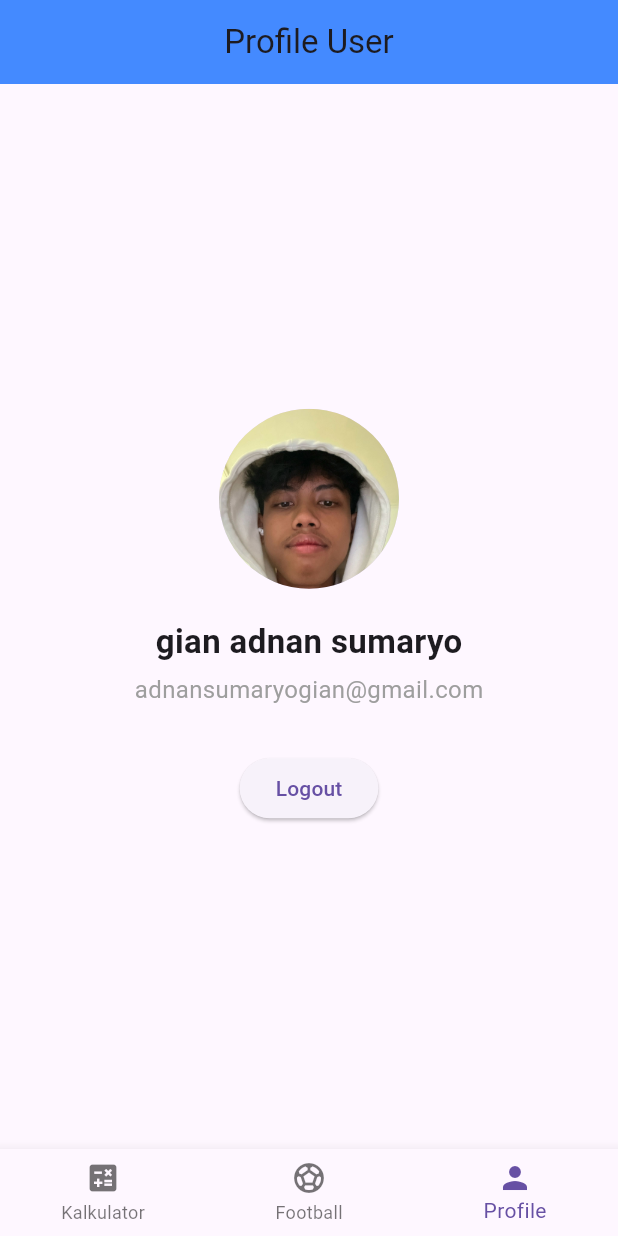
After one commit to Adnan-k1/flutter_pertama, a Flutter app: the HomePage screen opened directly, item 3 of the bottom bar chosen, on a phone screen of 412 x 824 dp. The commit adds this screen. Run offline on Flutter 3.47's test engine with Material 3 defaults, Android fonts, the phone set to English and light mode, and no system bars; our stand-ins replace get; network calls fail.

Commit message:
Final GetX route pakai argument + BottomNavigation 3 tab (Calculator, Football, Profile) [19-08-2025]

```diff
--- a/lib/Home.dart
+++ b/lib/Home.dart
@@ -1,49 +1,50 @@
+import 'package:flutter/material.dart';
+import 'package:get/get.dart';
+import 'package:flutter_pertama/pages/calculatorpage.dart';
+import 'package:flutter_pertama/pages/football_page.dart';
+import 'pages/profile_page.dart';
 
 
-import 'package:flutter/material.dart';
-import 'package:flutter_pertama/kalkulator.dart';
 
-class HomePage extends StatefulWidget {
-  const HomePage({super.key});
 
-  @override
-  State<HomePage> createState() => _HomePageState();
+
+class HomeController extends GetxController {
+  var currentIndex = 0.obs;
+
+  final pages = [
+    CalculatorPage(),
+    FootballPage(),
+    ProfilePage()
+  ];
 }
 
-class _HomePageState extends State<HomePage> {
-  void handlekalkulator() {
-    Navigator.push(
-      context,
-      MaterialPageRoute(builder: (context) => const Kalkulator()),
-    );
-  }
+class HomePage extends StatelessWidget {
+  HomePage({super.key});
+
+  final HomeController controller = Get.put(HomeController());
 
   @override
   Widget build(BuildContext context) {
-    return Scaffold(
-      appBar: AppBar(title: Text("Login Page")),
-      body: Container(
-        margin: EdgeInsets.all(10),
-        child: Column(
-          crossAxisAlignment: CrossAxisAlignment.start,
-          children: [
-            Center(child: Image.asset('asset/image/logo.jpg', width: 200)),
-            Center(
-              child: Text(
-                "Welcome to kalkulator",
-                style: TextStyle(
-                  fontSize: 20,
-                  color: Colors.blueGrey,
-                  fontWeight: FontWeight.bold,
-                ),
-              ),
+    return Obx(
+      () => Scaffold(
+        body: controller.pages[controller.currentIndex.value],
+        bottomNavigationBar: BottomNavigationBar(
+          currentIndex: controller.currentIndex.value,
+          onTap: (index) {
+            controller.currentIndex.value = index;
+          },
+          items: const [
+            BottomNavigationBarItem(
+              icon: Icon(Icons.calculate),
+              label: "Kalkulator",
             ),
-            SizedBox(height: 20),
-            Center(
-              child: ElevatedButton(
-                onPressed: handlekalkulator,
-                child: Text("Pindah ke Kalkulator"),
-              ),
+            BottomNavigationBarItem(
+              icon: Icon(Icons.sports_soccer),
+              label: "Football",
+            ),
+            BottomNavigationBarItem(
+              icon: Icon(Icons.person),
+              label: "Profile",
             ),
           ],
         ),
--- a/lib/pages/football_edit_page.dart
+++ b/lib/pages/football_edit_page.dart
@@ -3,8 +3,7 @@ import 'package:flutter_pertama/controller/football_controller.dart';
 import 'package:get/get.dart';
 
 class EditPlayerPage extends StatelessWidget {
-  final int index;
-  EditPlayerPage({super.key, required this.index});
+  EditPlayerPage({super.key});
 
   final FootballController footballController = Get.find();
 
@@ -15,6 +14,8 @@ class EditPlayerPage extends StatelessWidget {
 
   @override
   Widget build(BuildContext context) {
+    final int index = Get.arguments as int;
+
     final player = footballController.players[index];
     nameController.text = player.name;
     positionController.text = player.position;
--- /dev/null
+++ b/lib/pages/profile_page.dart
@@ -0,0 +1,47 @@
+import 'package:flutter/material.dart';
+import 'package:flutter_pertama/login.dart';
+import 'package:get/get.dart';
+import 'package:flutter_pertama/login.dart';
+
+class ProfilePage extends StatelessWidget {
+  const ProfilePage({super.key});
+
+  @override
+  Widget build(BuildContext context) {
+    return Scaffold(
+      appBar: AppBar(
+        title: const Text("Profile User"),
+        centerTitle: true,
+        backgroundColor: Colors.blueAccent,
+      ),
+      body: Center(
+        child: Column(
+          mainAxisAlignment: MainAxisAlignment.center,
+          children: [
+            CircleAvatar(
+              radius: 60,
+              backgroundImage: AssetImage("asset/image/image.png"),
+            ),
+            const SizedBox(height: 20),
+            const Text(
+              "gian adnan sumaryo",
+              style: TextStyle(fontSize: 22, fontWeight: FontWeight.bold),
+            ),
+            const SizedBox(height: 5),
+            const Text(
+              "adnansumaryogian@gmail.com",
+              style: TextStyle(fontSize: 16, color: Colors.grey),
+            ),
+            const SizedBox(height: 30),
+            ElevatedButton(
+              onPressed: () {
+                Get.offAll(() => const LoginPage());
+              },
+              child: const Text("Logout"),
+            ),
+          ],
+        ),
+      ),
+    );
+  }
+}
--- a/lib/routers/pages.dart
+++ b/lib/routers/pages.dart
@@ -5,10 +5,13 @@ import 'package:flutter_pertama/pages/football_page.dart';
 import 'package:flutter_pertama/routers/routers.dart';
 import 'package:get/get.dart';
 
-class AppPages{
+class AppPages {
   static final pages = [
     GetPage(name: Approters.Calculator, page: () => CalculatorPage()),
     GetPage(name: Approters.footballplayer, page: () => FootballPage()),
-    GetPage(name: Approters.footballedit, page: () => EditPlayerPage(index: int.fromEnvironment(""),))
+    GetPage(
+      name: Approters.footballedit,
+      page: () => EditPlayerPage(),
+    ),
   ];
 }
--- a/pubspec.yaml
+++ b/pubspec.yaml
@@ -61,6 +61,7 @@ flutter:
   # To add assets to your application, add an assets section, like this:
   assets:
   - asset/image/logo.jpg
+  - asset/image/image.png
 
   # An image asset can refer to one or more resolution-specific "variants", see
   # https://flutter.dev/to/resolution-aware-images
```
Also changed, not shown: lib/login.dart (+33 -27 lines), lib/main.dart (+8 -10 lines), lib/pages/football_page.dart (+8 -4 lines), asset/image/image.png (added).
